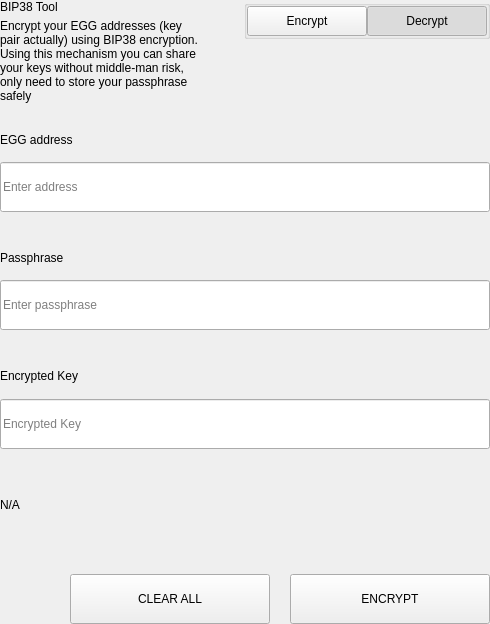
Qt form src/qt/pivx/settings/forms/settingsbittoolwidget.ui (KingricharVD/DSW) before a commit.
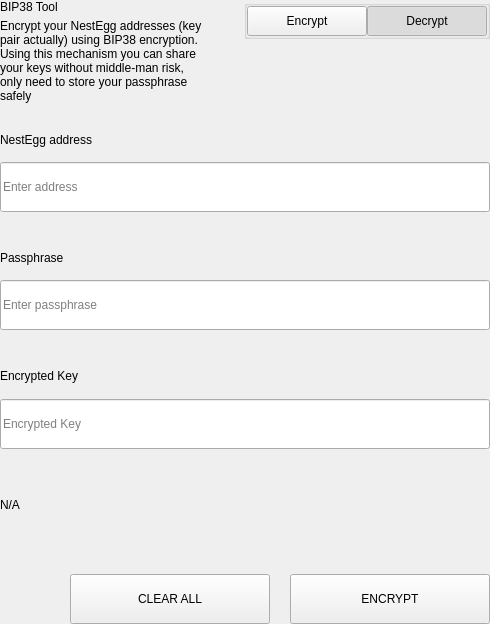
The same form after that commit.

Patch:
```diff
--- a/src/qt/pivx/settings/forms/settingsbittoolwidget.ui
+++ b/src/qt/pivx/settings/forms/settingsbittoolwidget.ui
@@ -69,7 +69,7 @@
             <item>
              <widget class="QLabel" name="labelSubtitle1">
               <property name="text">
-               <string>Encrypt your EGG addresses (key pair actually) using BIP38 encryption.
+               <string>Encrypt your NestEgg addresses (key pair actually) using BIP38 encryption.
 Using this mechanism you can share your keys without middle-man risk, only need to store your passphrase safely</string>
               </property>
               <property name="wordWrap">
@@ -657,7 +657,7 @@
                   </size>
                  </property>
                  <property name="text">
-                  <string>EGG address</string>
+                  <string>NestEgg address</string>
                  </property>
                 </widget>
                </item>
```
